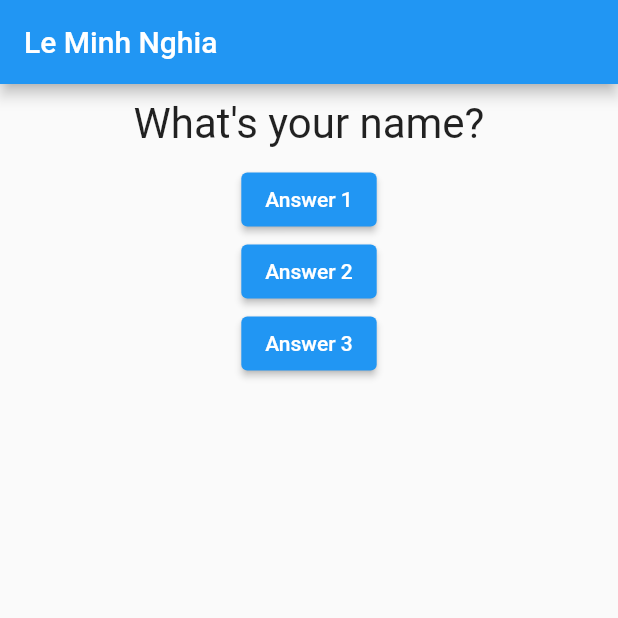
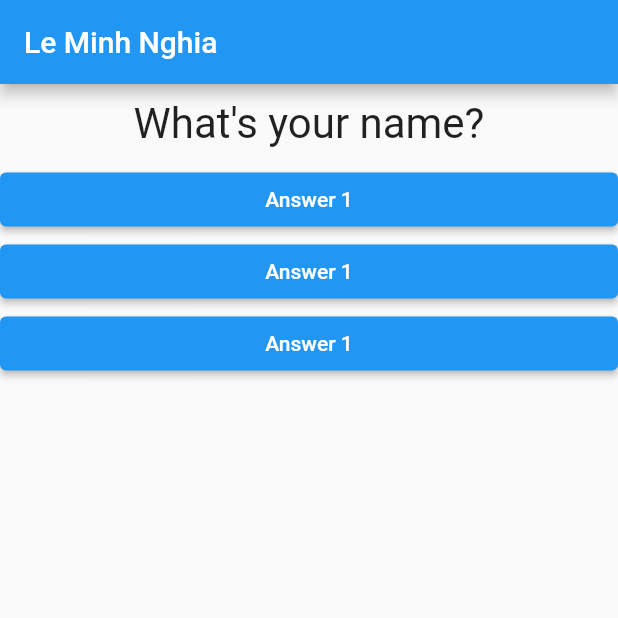
Before and after one commit to nghialmgcd201527/flutter_udemy_guidance, a Flutter app: the screen it shows after launch, on a phone screen of 412 x 824 dp, the top half of it. Run offline on Flutter 3.47's test engine with Material 2 defaults, Android fonts, the phone set to English and light mode, and no system bars.

Commit message:
lecture 44

```diff
--- /dev/null
+++ b/lib/answer.dart
@@ -0,0 +1,18 @@
+import 'package:flutter/material.dart';
+
+class Answer extends StatelessWidget {
+  final VoidCallback selectHandler;
+
+  Answer(this.selectHandler);
+
+  @override
+  Widget build(BuildContext context) {
+    return Container(
+      width: double.infinity,
+      child: ElevatedButton(
+        child: Text('Answer 1'),
+        onPressed: selectHandler,
+      ),
+    );
+  }
+}
--- a/lib/main.dart
+++ b/lib/main.dart
@@ -1,6 +1,7 @@
 import 'package:flutter/material.dart';
 
 import './question.dart';
+import './answer.dart';
 // void main() {
 //   runApp(MyApp());
 // }
@@ -32,24 +33,14 @@ class _MyAppState extends State<MyApp> {
         appBar: AppBar(
           title: Text('Le Minh Nghia'),
         ),
-        body: Column(children: [
-          Question(questions[_questionIndex]),
-          ElevatedButton(
-            child: Text('Answer 1'),
-            onPressed: _answerQuestion,
-          ),
-          ElevatedButton(
-            child: Text('Answer 2'),
-            onPressed: () => print('Answer 2 chosen!'),
-          ),
-          ElevatedButton(
-            child: Text('Answer 3'),
-            onPressed: () {
-              // ...
-              print('Answer 3 chosen!');
-            },
-          ),
-        ]),
+        body: Column(
+          children: [
+            Question(questions[_questionIndex]),
+            Answer(_answerQuestion),
+            Answer(_answerQuestion),
+            Answer(_answerQuestion),
+          ],
+        ),
       ),
     );
   }
```
